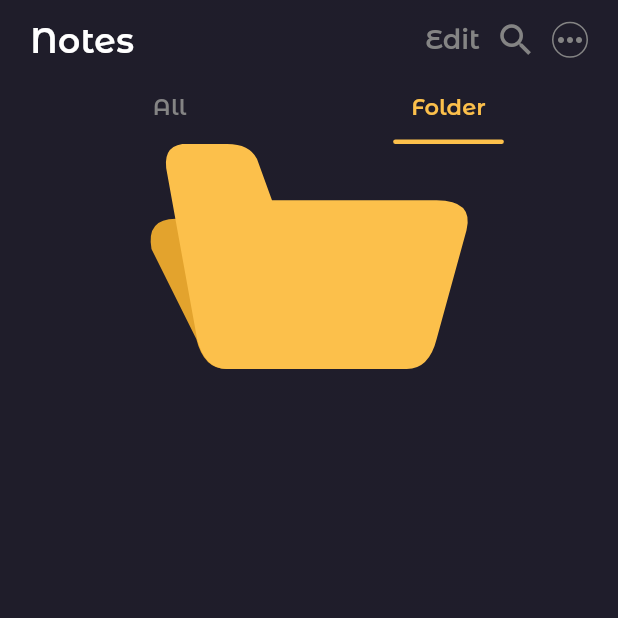
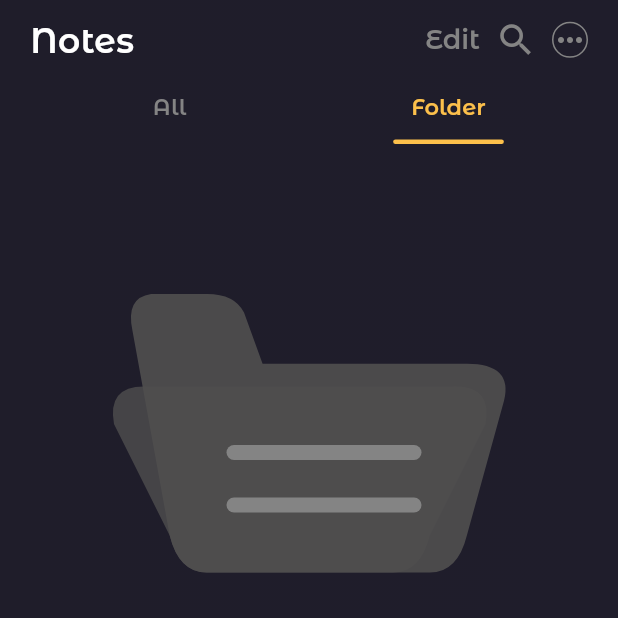
Before and after one commit to Brandon-RS/daily_notes, a Flutter app: the HomeScreen screen opened by its route, tab 2 chosen, on a phone screen of 412 x 824 dp, the top half of it. Run offline on Flutter 3.47's test engine with Material 2 defaults, Android fonts, the phone set to English and light mode, and no system bars; our stand-ins replace file_picker, flutter_svg, go_router, shared_preferences; accounts and stored records are empty; project files that could hold a hidden picture were left out.

Commit message:
feat-wip: folder view -> no folders widget

```diff
--- a/lib/constants/color.constants.dart
+++ b/lib/constants/color.constants.dart
@@ -11,6 +11,7 @@ class DNDark {
   static Color greyPurple = const Color(0xFF49485d);
   static Color white = const Color(0xFFffffff);
   static Color grey = const Color(0xFF848484);
+  static Color darkGrey = const Color(0xFF4F4E4E);
   static Color yellow = const Color(0xFFfcc04b);
   static Color darkYellow = const Color(0xFFE3A32D);
 
--- a/lib/screens/home/views/folders.home.view.dart
+++ b/lib/screens/home/views/folders.home.view.dart
@@ -7,13 +7,37 @@ class FoldersView extends StatelessWidget {
 
   @override
   Widget build(BuildContext context) {
-    return Column(
-      children: [
-        FolderIcon(
-          backColor: DNDark.darkYellow,
-          frontColor: DNDark.yellow,
-        ),
-      ],
+    return Container(
+      alignment: Alignment.center,
+      margin: const EdgeInsets.only(top: 100),
+      child: Stack(
+        children: [
+          FolderIcon(
+            backColor: DNDark.darkGrey.withOpacity(.8),
+            frontColor: DNDark.darkGrey.withOpacity(.92),
+            width: 260,
+          ),
+          Positioned(
+            left: 20,
+            right: 0,
+            bottom: 40,
+            child: Column(
+              children: List.generate(
+                2,
+                (index) => Container(
+                  margin: const EdgeInsets.only(top: 25),
+                  decoration: BoxDecoration(
+                    borderRadius: BorderRadius.circular(10),
+                    color: DNDark.grey,
+                  ),
+                  width: 130.0,
+                  height: 10.0,
+                ),
+              ),
+            ),
+          ),
+        ],
+      ),
     );
   }
 }
--- a/lib/screens/home/widgets/folder_icon.widget.dart
+++ b/lib/screens/home/widgets/folder_icon.widget.dart
@@ -16,33 +16,31 @@ class FolderIcon extends StatelessWidget {
 
   @override
   Widget build(BuildContext context) {
-    double localHeight = 150;
-    double localWidth = 210;
     return SizedBox(
       height: height,
       width: width,
       child: FittedBox(
         fit: BoxFit.contain,
         child: SizedBox(
-          height: localHeight,
-          width: localWidth,
+          height: 150,
+          width: 210,
           child: Stack(
             children: [
               Positioned(
                 bottom: 0,
                 child: SizedBox(
-                  height: (localHeight / 3) * 2,
-                  width: localWidth - (localWidth / 20),
+                  height: 100,
+                  width: 200,
                   child: CustomPaint(
                     painter: FolderBack(color: backColor),
                   ),
                 ),
               ),
               Positioned(
-                left: (localWidth / 20),
+                left: 10,
                 child: SizedBox(
-                  height: localHeight,
-                  width: localWidth - (localWidth / 20),
+                  height: 150,
+                  width: 200,
                   child: CustomPaint(
                     painter: FolderFront(color: frontColor),
                   ),
```
